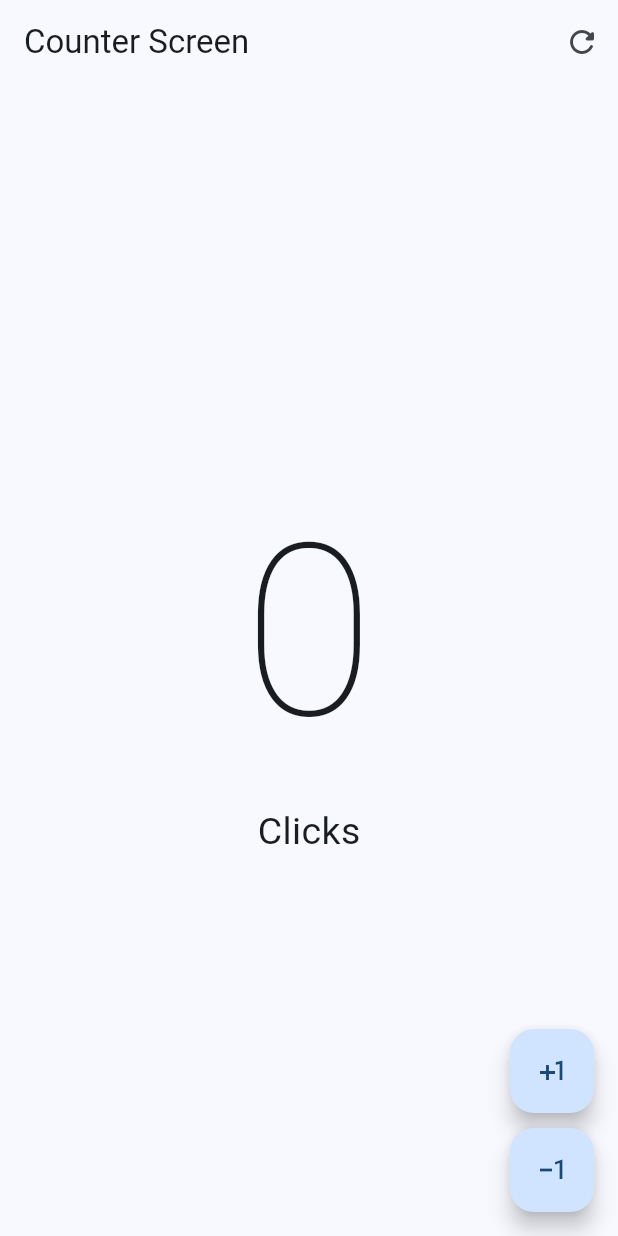
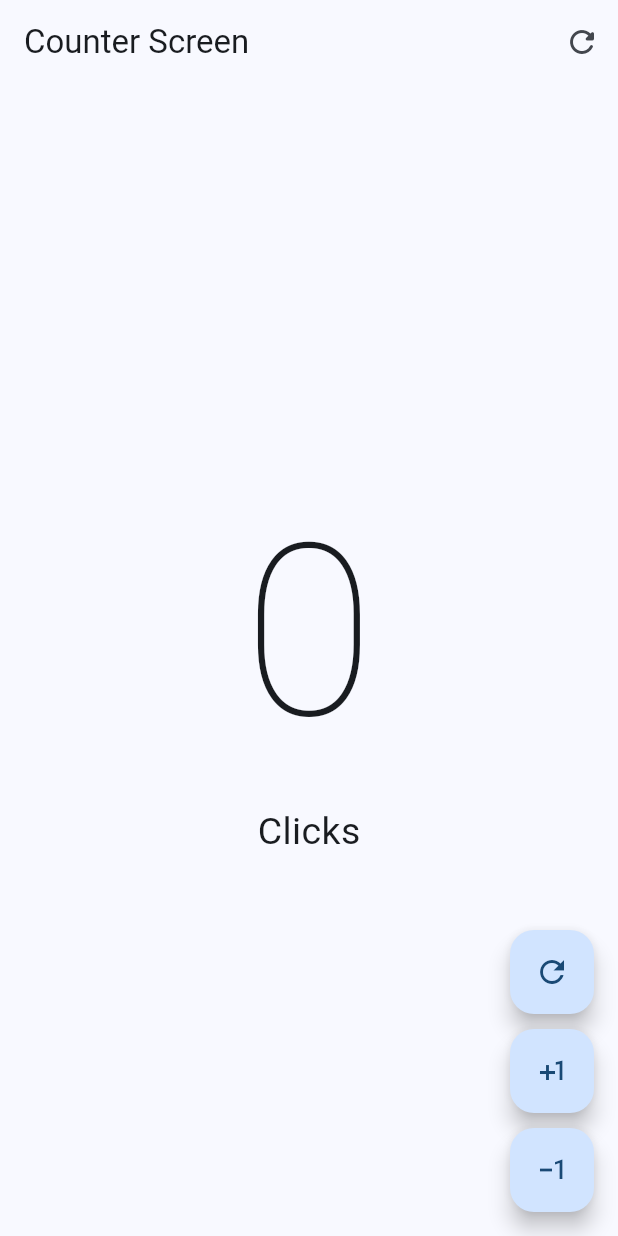
Before and after one commit to CristiaaanLB/hola_mundo_app, a Flutter app: the screen it shows after launch, after a tap on the "plus one" icon, after a tap on the "exposure minus 1" icon, on a phone screen of 412 x 824 dp. Run offline on Flutter 3.47's test engine with Material 2 defaults, Android fonts, the phone set to English and light mode, and no system bars.

Commit message:
17 de octubre de 2023

```diff
--- a/lib/main.dart
+++ b/lib/main.dart
@@ -1,3 +1,5 @@
+// Cristian Alexis López Bautista - 9B - IDGS
+
 import 'package:flutter/material.dart';
 import 'package:hola_mundo_app/presentation/screens/counter/counter_screen.dart';
 
--- a/lib/presentation/screens/counter/counter_screen.dart
+++ b/lib/presentation/screens/counter/counter_screen.dart
@@ -19,9 +19,7 @@ class _CounterScreenState extends State<CounterScreen> {
         actions: [
           IconButton(icon: const Icon(Icons.refresh_rounded),
             onPressed: (){
-              setState(() {
-                clickCounter = 0;
-              });
+
             }
           )
         ]
@@ -38,27 +36,55 @@ class _CounterScreenState extends State<CounterScreen> {
       floatingActionButton: Column(
         mainAxisAlignment: MainAxisAlignment.end, //Boton en la esquina
         children: [
-          FloatingActionButton(
-            onPressed: (){
-              clickCounter++;
-                setState(() {});
-          },
-          child: const Icon(Icons.plus_one),
-          ),
-
-          const SizedBox(height: 10,),
-
-          FloatingActionButton(
-            onPressed: (){
-              clickCounter--;
+          CustomButton(
+            icon: Icons.refresh_outlined,
+            onPressed: () {
               setState(() {
-
+                clickCounter = 0;
               });
             },
-            child: const Icon(Icons.exposure_minus_1_outlined),
-            )
+            ),
+          const SizedBox(height: 10,), //Separación entre botones
+          CustomButton(
+            icon: Icons.plus_one,
+            onPressed: () {
+              setState(() {
+                clickCounter++;
+              });
+            },
+            ),
+          const SizedBox(height: 10,), //Separación entre botones
+          CustomButton(
+            icon: Icons.exposure_minus_1_outlined,
+              onPressed: () {
+              setState(() {
+                if (clickCounter == 0){ return; }
+                clickCounter--;
+              });
+            },
+            ),
         ],
       ),
     );
   }
 }
+
+class CustomButton extends StatelessWidget {
+
+  final IconData icon;
+  final VoidCallback? onPressed;
+
+  const CustomButton({
+    super.key,
+    required this.icon,
+    this.onPressed, //inicializar
+  });
+
+  @override
+  Widget build(BuildContext context) {
+    return FloatingActionButton(
+      onPressed: onPressed,
+      child: Icon(icon),
+    );
+  }
+}
```
